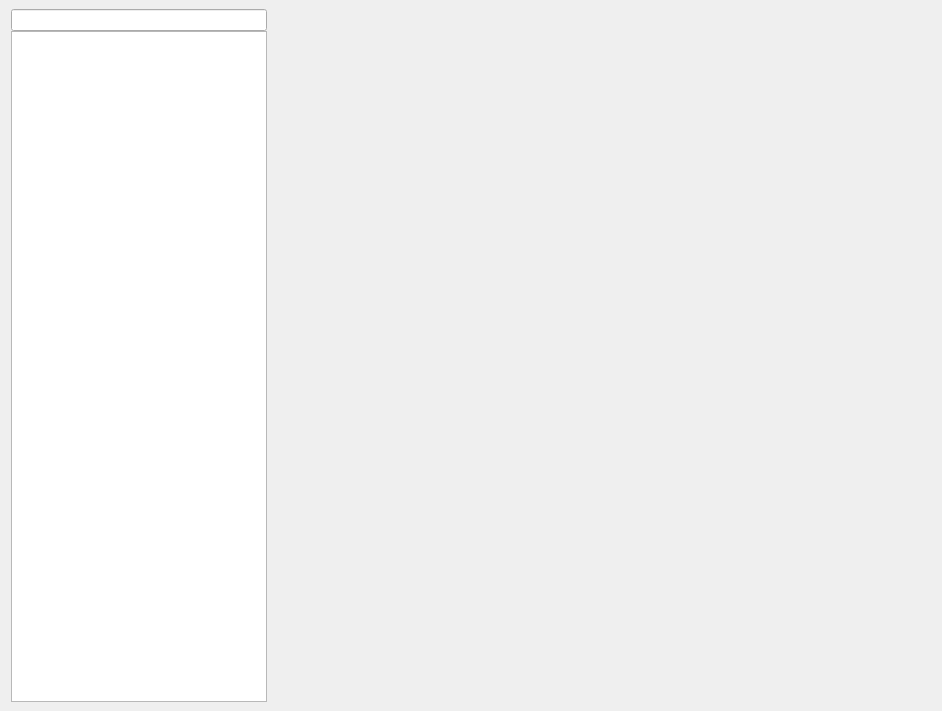
Qt form uis/flow/editor/settings/settings_dialog.ui (AdamMinge/pillar_app) before a commit.
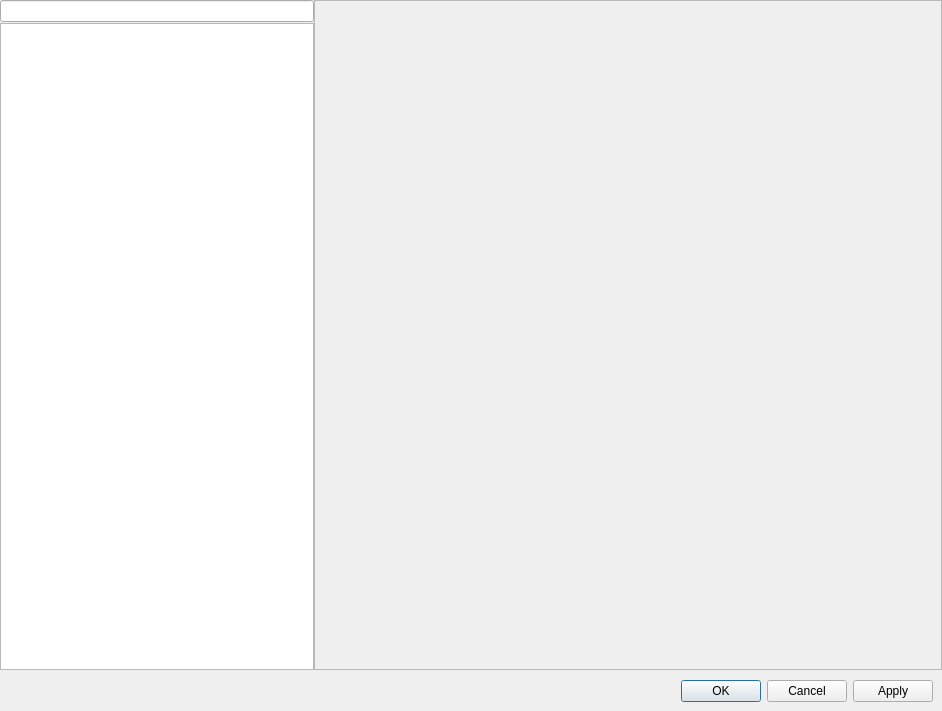
The same form after that commit. Custom widgets are drawn as their Qt base class.

What changed in the file:
```diff
--- a/uis/flow/editor/settings/settings_dialog.ui
+++ b/uis/flow/editor/settings/settings_dialog.ui
@@ -14,15 +14,90 @@
    <string>Dialog</string>
   </property>
   <layout class="QGridLayout" name="gridLayout">
+   <property name="leftMargin">
+    <number>0</number>
+   </property>
    <property name="topMargin">
-    <number>9</number>
+    <number>0</number>
+   </property>
+   <property name="rightMargin">
+    <number>0</number>
    </property>
    <property name="bottomMargin">
-    <number>9</number>
+    <number>0</number>
+   </property>
+   <property name="horizontalSpacing">
+    <number>0</number>
    </property>
    <property name="verticalSpacing">
-    <number>0</number>
+    <number>1</number>
    </property>
+   <item row="3" column="0" colspan="3">
+    <layout class="QHBoxLayout" name="horizontalLayout_2">
+     <property name="spacing">
+      <number>6</number>
+     </property>
+     <property name="leftMargin">
+      <number>9</number>
+     </property>
+     <property name="topMargin">
+      <number>9</number>
+     </property>
+     <property name="rightMargin">
+      <number>9</number>
+     </property>
+     <property name="bottomMargin">
+      <number>9</number>
+     </property>
+     <item>
+      <spacer name="horizontalSpacer">
+       <property name="orientation">
+        <enum>Qt::Horizontal</enum>
+       </property>
+       <property name="sizeHint" stdset="0">
+        <size>
+         <width>40</width>
+         <height>20</height>
+        </size>
+       </property>
+      </spacer>
+     </item>
+     <item>
+      <widget class="QPushButton" name="m_ok_button">
+       <property name="text">
+        <string>OK</string>
+       </property>
+      </widget>
+     </item>
+     <item>
+      <widget class="QPushButton" name="m_cancel_button">
+       <property name="text">
+        <string>Cancel</string>
+       </property>
+      </widget>
+     </item>
+     <item>
+      <widget class="QPushButton" name="m_apply_button">
+       <property name="text">
+        <string>Apply</string>
+       </property>
+      </widget>
+     </item>
+    </layout>
+   </item>
+   <item row="0" column="0" rowspan="2">
+    <widget class="QLineEdit" name="m_setting_search">
+     <property name="sizePolicy">
+      <sizepolicy hsizetype="Preferred" vsizetype="Fixed">
+       <horstretch>0</horstretch>
+       <verstretch>0</verstretch>
+      </sizepolicy>
+     </property>
+     <property name="frame">
+      <bool>true</bool>
+     </property>
+    </widget>
+   </item>
    <item row="2" column="0">
     <widget class="QTreeView" name="m_setting_list_view">
      <property name="sizePolicy">
@@ -47,30 +122,63 @@
      </attribute>
     </widget>
    </item>
-   <item row="1" column="1" rowspan="2">
-    <widget class="utils::QtStackedWidget" name="m_setting_widgets">
-     <property name="sizePolicy">
-      <sizepolicy hsizetype="Expanding" vsizetype="Preferred">
-       <horstretch>0</horstretch>
-       <verstretch>0</verstretch>
-      </sizepolicy>
+   <item row="0" column="1" rowspan="3" colspan="2">
+    <widget class="QFrame" name="frame">
+     <property name="frameShape">
+      <enum>QFrame::StyledPanel</enum>
      </property>
-    </widget>
-   </item>
-   <item row="0" column="1">
-    <widget class="utils::QtStackedWidgetLabel" name="m_setting_label" native="true"/>
-   </item>
-   <item row="0" column="0" rowspan="2">
-    <widget class="QLineEdit" name="m_setting_search">
-     <property name="sizePolicy">
-      <sizepolicy hsizetype="Preferred" vsizetype="Fixed">
-       <horstretch>0</horstretch>
-       <verstretch>0</verstretch>
-      </sizepolicy>
+     <property name="frameShadow">
+      <enum>QFrame::Sunken</enum>
      </property>
-     <property name="frame">
-      <bool>true</bool>
-     </property>
+     <layout class="QVBoxLayout" name="verticalLayout_2">
+      <property name="spacing">
+       <number>6</number>
+      </property>
+      <property name="leftMargin">
+       <number>0</number>
+      </property>
+      <property name="topMargin">
+       <number>0</number>
+      </property>
+      <property name="rightMargin">
+       <number>0</number>
+      </property>
+      <property name="bottomMargin">
+       <number>0</number>
+      </property>
+      <item>
+       <layout class="QVBoxLayout" name="verticalLayout">
+        <property name="spacing">
+         <number>6</number>
+        </property>
+        <property name="leftMargin">
+         <number>9</number>
+        </property>
+        <property name="topMargin">
+         <number>9</number>
+        </property>
+        <property name="rightMargin">
+         <number>9</number>
+        </property>
+        <property name="bottomMargin">
+         <number>9</number>
+        </property>
+        <item>
+         <widget class="utils::QtStackedWidgetLabel" name="m_setting_label" native="true"/>
+        </item>
+        <item>
+         <widget class="utils::QtStackedWidget" name="m_setting_widgets">
+          <property name="sizePolicy">
+           <sizepolicy hsizetype="Expanding" vsizetype="Preferred">
+            <horstretch>0</horstretch>
+            <verstretch>0</verstretch>
+           </sizepolicy>
+          </property>
+         </widget>
+        </item>
+       </layout>
+      </item>
+     </layout>
     </widget>
    </item>
   </layout>
```
